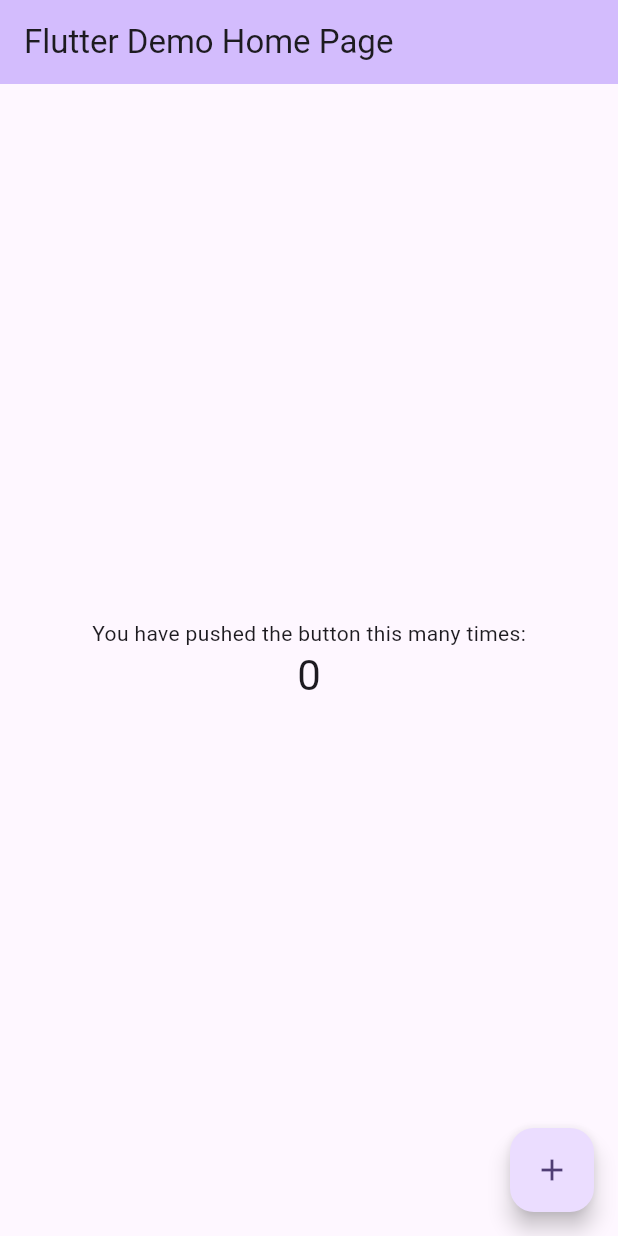
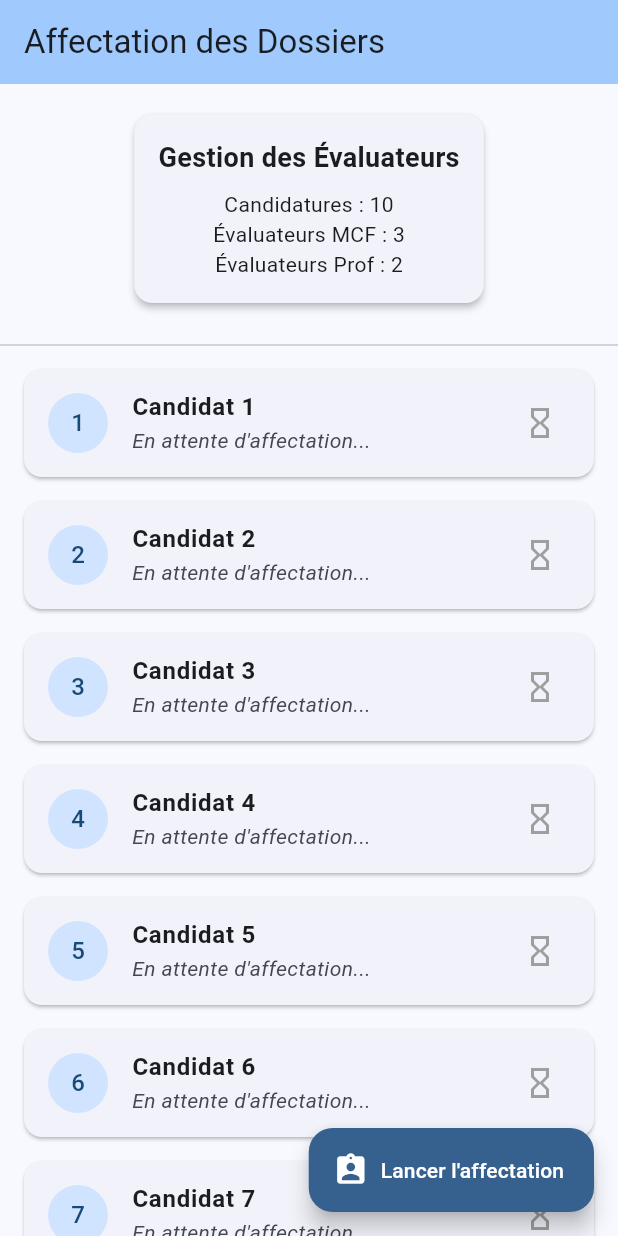
Before and after one commit to could-ai/019c7603-2099-7f38-b950-836576ed184e, a Flutter app: the screen it shows after launch, on a phone screen of 412 x 824 dp. Run offline on Flutter 3.47's test engine with Material 3 defaults, Android fonts, the phone set to English and light mode, and no system bars.

Commit message:
Création des modèles de données pour les Candidatures et les Évaluateurs (MCF/PROF).; Implémentation de la logique d'affectation automatique (1 MCF + 1 Prof par dossier).; Mise à jour de l'interface utilisateur pour afficher la liste des candidatures et permettre de lancer l'algorithme d'affectation via un bouton.

```diff
--- a/usr/lib/main.dart
+++ b/usr/lib/main.dart
@@ -1,4 +1,6 @@
 import 'package:flutter/material.dart';
+import 'models/data_models.dart';
+import 'services/assignment_service.dart';
 
 void main() {
   runApp(const MyApp());
@@ -7,117 +9,172 @@ void main() {
 class MyApp extends StatelessWidget {
   const MyApp({super.key});
 
-  // This widget is the root of your application.
   @override
   Widget build(BuildContext context) {
     return MaterialApp(
-      title: 'Flutter Demo',
+      title: 'Gestion Candidatures',
       debugShowCheckedModeBanner: false,
       theme: ThemeData(
-        // This is the theme of your application.
-        //
-        // TRY THIS: Try running your application with "flutter run". You'll see
-        // the application has a purple toolbar. Then, without quitting the app,
-        // try changing the seedColor in the colorScheme below to Colors.green
-        // and then invoke "hot reload" (save your changes or press the "hot
-        // reload" button in a Flutter-supported IDE, or press "r" if you used
-        // the command line to start the app).
-        //
-        // Notice that the counter didn't reset back to zero; the application
-        // state is not lost during the reload. To reset the state, use hot
-        // restart instead.
-        //
-        // This works for code too, not just values: Most code changes can be
-        // tested with just a hot reload.
-        colorScheme: ColorScheme.fromSeed(seedColor: Colors.deepPurple),
+        colorScheme: ColorScheme.fromSeed(seedColor: Colors.blue),
+        useMaterial3: true,
       ),
       initialRoute: '/',
       routes: {
-        '/': (context) => const MyHomePage(title: 'Flutter Demo Home Page'),
+        '/': (context) => const AssignmentPage(),
       },
     );
   }
 }
 
-class MyHomePage extends StatefulWidget {
-  const MyHomePage({super.key, required this.title});
-
-  // This widget is the home page of your application. It is stateful, meaning
-  // that it has a State object (defined below) that contains fields that affect
-  // how it looks.
-
-  // This class is the configuration for the state. It holds the values (in this
-  // case the title) provided by the parent (in this case the App widget) and
-  // used by the build method of the State. Fields in a Widget subclass are
-  // always marked "final".
-
-  final String title;
+class AssignmentPage extends StatefulWidget {
+  const AssignmentPage({super.key});
 
   @override
-  State<MyHomePage> createState() => _MyHomePageState();
+  State<AssignmentPage> createState() => _AssignmentPageState();
 }
 
-class _MyHomePageState extends State<MyHomePage> {
-  int _counter = 0;
+class _AssignmentPageState extends State<AssignmentPage> {
+  final AssignmentService _service = AssignmentService();
 
-  void _incrementCounter() {
+  // Données de test
+  List<Candidature> _candidatures = [];
+  List<Evaluateur> _evaluateurs = [];
+  bool _isAssigned = false;
+
+  @override
+  void initState() {
+    super.initState();
+    _loadMockData();
+  }
+
+  void _loadMockData() {
+    // Création de fausses données pour la démo
+    _evaluateurs = [
+      Evaluateur(id: '1', nom: 'Dr. Martin', rank: Rank.MCF),
+      Evaluateur(id: '2', nom: 'Dr. Dubois', rank: Rank.MCF),
+      Evaluateur(id: '3', nom: 'Dr. Leroy', rank: Rank.MCF),
+      Evaluateur(id: '4', nom: 'Pr. Bernard', rank: Rank.PROF),
+      Evaluateur(id: '5', nom: 'Pr. Petit', rank: Rank.PROF),
+    ];
+
+    _candidatures = List.generate(
+      10,
+      (index) => Candidature(id: '$index', nomCandidat: 'Candidat ${index + 1}'),
+    );
+  }
+
+  void _runAssignment() {
     setState(() {
-      // This call to setState tells the Flutter framework that something has
-      // changed in this State, which causes it to rerun the build method below
-      // so that the display can reflect the updated values. If we changed
-      // _counter without calling setState(), then the build method would not be
-      // called again, and so nothing would appear to happen.
-      _counter++;
+      _service.affecterCandidatures(_candidatures, _evaluateurs);
+      _isAssigned = true;
+    });
+
+    ScaffoldMessenger.of(context).showSnackBar(
+      const SnackBar(content: Text('Affectation terminée avec succès !')),
+    );
+  }
+
+  void _reset() {
+    setState(() {
+      _loadMockData(); // Recharge des données vierges
+      _isAssigned = false;
     });
   }
 
   @override
   Widget build(BuildContext context) {
-    // This method is rerun every time setState is called, for instance as done
-    // by the _incrementCounter method above.
-    //
-    // The Flutter framework has been optimized to make rerunning build methods
-    // fast, so that you can just rebuild anything that needs updating rather
-    // than having to individually change instances of widgets.
     return Scaffold(
       appBar: AppBar(
-        // TRY THIS: Try changing the color here to a specific color (to
-        // Colors.amber, perhaps?) and trigger a hot reload to see the AppBar
-        // change color while the other colors stay the same.
+        title: const Text('Affectation des Dossiers'),
         backgroundColor: Theme.of(context).colorScheme.inversePrimary,
-        // Here we take the value from the MyHomePage object that was created by
-        // the App.build method, and use it to set our appbar title.
-        title: Text(widget.title),
+        actions: [
+          if (_isAssigned)
+            IconButton(
+              icon: const Icon(Icons.refresh),
+              onPressed: _reset,
+              tooltip: 'Réinitialiser',
+            )
+        ],
       ),
-      body: Center(
-        // Center is a layout widget. It takes a single child and positions it
-        // in the middle of the parent.
-        child: Column(
-          // Column is also a layout widget. It takes a list of children and
-          // arranges them vertically. By default, it sizes itself to fit its
-          // children horizontally, and tries to be as tall as its parent.
-          //
-          // Column has various properties to control how it sizes itself and
-          // how it positions its children. Here we use mainAxisAlignment to
-          // center the children vertically; the main axis here is the vertical
-          // axis because Columns are vertical (the cross axis would be
-          // horizontal).
-          //
-          // TRY THIS: Invoke "debug painting" (choose the "Toggle Debug Paint"
-          // action in the IDE, or press "p" in the console), to see the
-          // wireframe for each widget.
-          mainAxisAlignment: MainAxisAlignment.center,
-          children: <Widget>[
-            const Text('You have pushed the button this many times:'),
-            Text('$_counter', style: Theme.of(context).textTheme.headlineMedium),
-          ],
-        ),
+      body: Column(
+        children: [
+          // En-tête avec résumé
+          Padding(
+            padding: const EdgeInsets.all(16.0),
+            child: Card(
+              elevation: 2,
+              child: Padding(
+                padding: const EdgeInsets.all(16.0),
+                child: Column(
+                  children: [
+                    const Text(
+                      "Gestion des Évaluateurs",
+                      style: TextStyle(fontSize: 18, fontWeight: FontWeight.bold),
+                    ),
+                    const SizedBox(height: 8),
+                    Text("Candidatures : ${_candidatures.length}"),
+                    Text("Évaluateurs MCF : ${_evaluateurs.where((e) => e.rank == Rank.MCF).length}"),
+                    Text("Évaluateurs Prof : ${_evaluateurs.where((e) => e.rank == Rank.PROF).length}"),
+                  ],
+                ),
+              ),
+            ),
+          ),
+
+          const Divider(),
+
+          // Liste des candidatures
+          Expanded(
+            child: ListView.builder(
+              itemCount: _candidatures.length,
+              itemBuilder: (context, index) {
+                final cand = _candidatures[index];
+                return Card(
+                  margin: const EdgeInsets.symmetric(horizontal: 16, vertical: 8),
+                  child: ListTile(
+                    leading: CircleAvatar(
+                      child: Text(cand.nomCandidat.substring(9)), // Numéro du candidat
+                    ),
+                    title: Text(cand.nomCandidat, style: const TextStyle(fontWeight: FontWeight.bold)),
+                    subtitle: _isAssigned
+                        ? Column(
+                            crossAxisAlignment: CrossAxisAlignment.start,
+                            children: [
+                              const SizedBox(height: 4),
+                              Row(
+                                children: [
+                                  const Icon(Icons.person, size: 16, color: Colors.blue),
+                                  const SizedBox(width: 4),
+                                  Text("MCF: ${cand.evaluateurMCF?.nom ?? 'N/A'}"),
+                                ],
+                              ),
+                              Row(
+                                children: [
+                                  const Icon(Icons.school, size: 16, color: Colors.red),
+                                  const SizedBox(width: 4),
+                                  Text("Prof: ${cand.evaluateurProf?.nom ?? 'N/A'}"),
+                                ],
+                              ),
+                            ],
+                          )
+                        : const Text("En attente d'affectation...", style: TextStyle(fontStyle: FontStyle.italic)),
+                    trailing: _isAssigned
+                        ? const Icon(Icons.check_circle, color: Colors.green)
+                        : const Icon(Icons.hourglass_empty, color: Colors.grey),
+                  ),
+                );
+              },
+            ),
+          ),
+        ],
       ),
-      floatingActionButton: FloatingActionButton(
-        onPressed: _incrementCounter,
-        tooltip: 'Increment',
-        child: const Icon(Icons.add),
-      ), // This trailing comma makes auto-formatting nicer for build methods.
+      floatingActionButton: FloatingActionButton.extended(
+        onPressed: _isAssigned ? null : _runAssignment,
+        backgroundColor: _isAssigned ? Colors.grey : Theme.of(context).colorScheme.primary,
+        foregroundColor: Colors.white,
+        icon: const Icon(Icons.assignment_ind),
+        label: Text(_isAssigned ? 'Affecté' : 'Lancer l\'affectation'),
+      ),
     );
   }
 }
--- /dev/null
+++ b/usr/lib/models/data_models.dart
@@ -0,0 +1,18 @@
+enum Rank { MCF, PROF }
+
+class Evaluateur {
+  final String id;
+  final String nom;
+  final Rank rank;
+
+  Evaluateur({required this.id, required this.nom, required this.rank});
+}
+
+class Candidature {
+  final String id;
+  final String nomCandidat;
+  Evaluateur? evaluateurMCF;
+  Evaluateur? evaluateurProf;
+
+  Candidature({required this.id, required this.nomCandidat});
+}
--- /dev/null
+++ b/usr/lib/services/assignment_service.dart
@@ -0,0 +1,27 @@
+import '../models/data_models.dart';
+
+class AssignmentService {
+  /// Affecte automatiquement un MCF et un Prof à chaque candidature.
+  /// Utilise une distribution circulaire (round-robin) pour équilibrer la charge.
+  void affecterCandidatures(List<Candidature> candidatures, List<Evaluateur> evaluateurs) {
+    // 1. Séparer les évaluateurs par rang
+    final mcfList = evaluateurs.where((e) => e.rank == Rank.MCF).toList();
+    final profList = evaluateurs.where((e) => e.rank == Rank.PROF).toList();
+
+    // Vérification basique
+    if (mcfList.isEmpty || profList.isEmpty) {
+      // Dans une vraie app, on pourrait lever une exception ou retourner un résultat d'erreur
+      print("Attention: Liste d'évaluateurs incomplète (besoin de MCF et de Profs)");
+      return;
+    }
+
+    // 2. Parcourir les candidatures et assigner
+    for (var i = 0; i < candidatures.length; i++) {
+      final candidature = candidatures[i];
+
+      // Distribution équitable (modulo)
+      candidature.evaluateurMCF = mcfList[i % mcfList.length];
+      candidature.evaluateurProf = profList[i % profList.length];
+    }
+  }
+}
```
